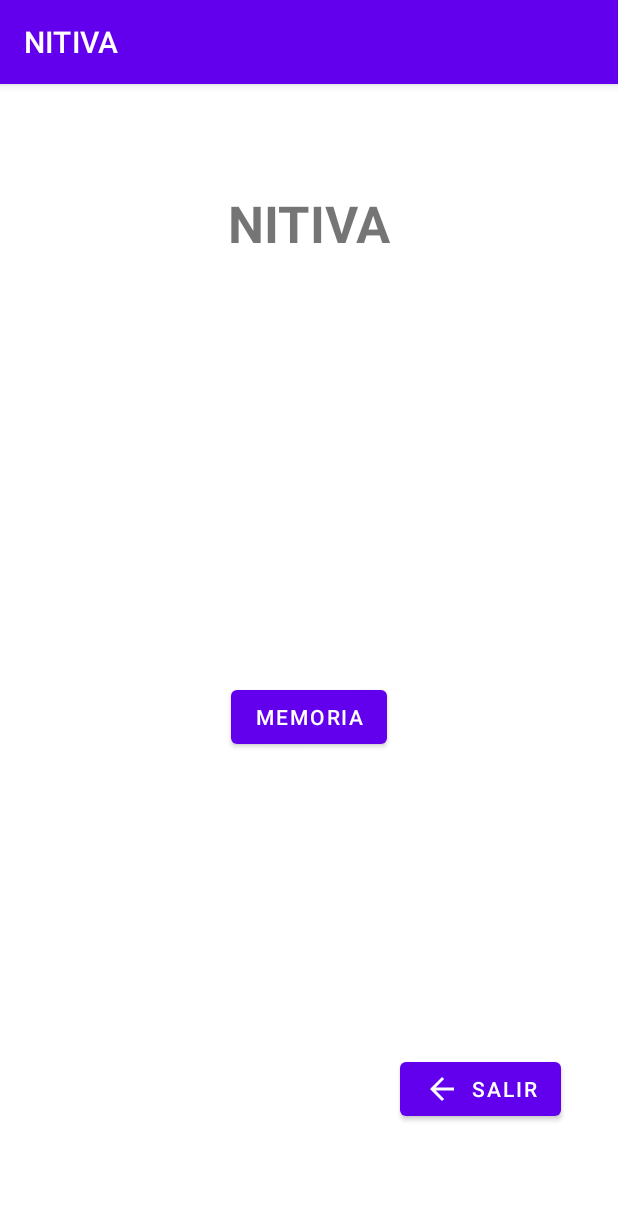
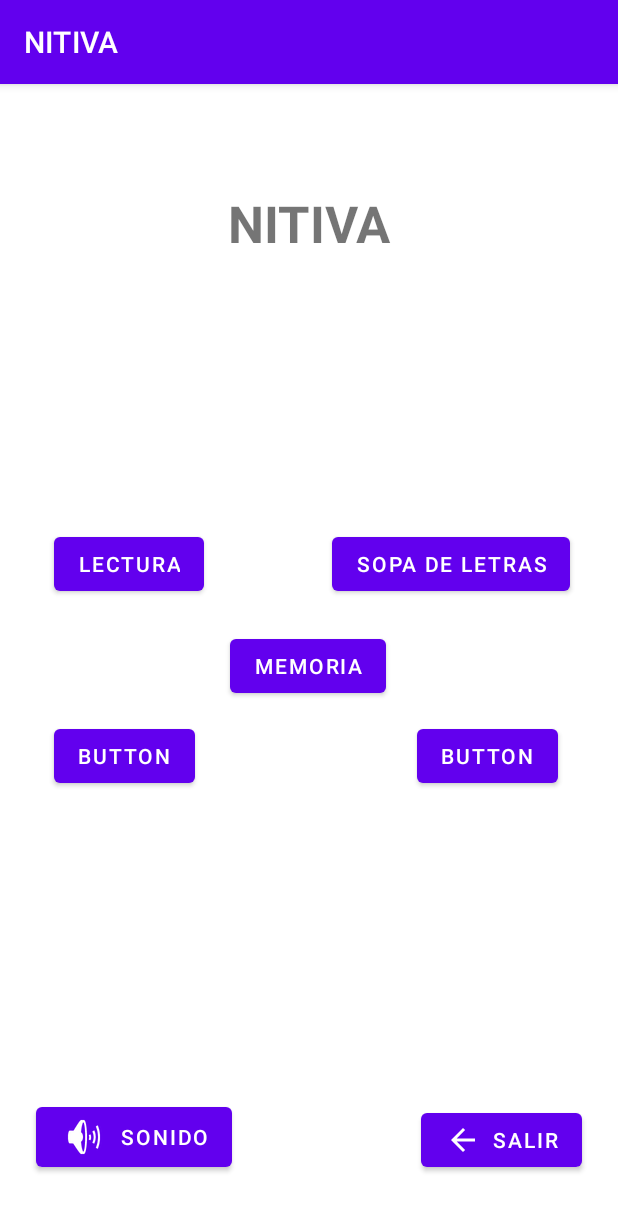
Before and after one commit to Braulio08/NITIVA, an Android app: the screen it shows after launch (MainActivity), on a phone screen of 412 x 824 dp. Shown: the top 1211 px of the screen. Run offline under Robolectric (Android 15) with nearby library versions, the phone set to English and light mode, and no system bars.

Commit message:
Adición y aliniamiento de nuevos botones

```diff
--- a/app/src/main/res/layout/activity_main.xml
+++ b/app/src/main/res/layout/activity_main.xml
@@ -7,7 +7,7 @@
     tools:context=".MainActivity">
 
     <TextView
-        android:id="@+id/textView"
+        android:id="@+id/txtTitle"
         android:layout_width="wrap_content"
         android:layout_height="wrap_content"
         android:layout_marginTop="70dp"
@@ -19,11 +19,11 @@
         app:layout_constraintTop_toTopOf="parent" />
 
     <Button
-        android:id="@+id/button"
+        android:id="@+id/btnClose"
         android:layout_width="wrap_content"
         android:layout_height="wrap_content"
-        android:layout_marginEnd="38dp"
-        android:layout_marginBottom="74dp"
+        android:layout_marginEnd="24dp"
+        android:layout_marginBottom="40dp"
         android:text="Salir"
         app:icon="?attr/actionModeCloseDrawable"
         app:layout_constraintBottom_toBottomOf="parent"
@@ -33,9 +33,66 @@
         android:id="@+id/btnMemory"
         android:layout_width="wrap_content"
         android:layout_height="wrap_content"
-        android:layout_marginBottom="322dp"
+        android:layout_marginBottom="356dp"
         android:text="Memoria"
         app:layout_constraintBottom_toBottomOf="parent"
         app:layout_constraintEnd_toEndOf="parent"
+        app:layout_constraintHorizontal_bias="0.498"
         app:layout_constraintStart_toStartOf="parent" />
+
+    <Button
+        android:id="@+id/button5"
+        android:layout_width="wrap_content"
+        android:layout_height="wrap_content"
+        android:layout_marginStart="36dp"
+        android:layout_marginTop="12dp"
+        android:text="Button"
+        app:layout_constraintStart_toStartOf="parent"
+        app:layout_constraintTop_toBottomOf="@+id/btnMemory" />
+
+    <Button
+        android:id="@+id/button6"
+        android:layout_width="wrap_content"
+        android:layout_height="wrap_content"
+        android:layout_marginTop="12dp"
+        android:layout_marginEnd="40dp"
+        android:text="Button"
+        app:layout_constraintEnd_toEndOf="parent"
+        app:layout_constraintTop_toBottomOf="@+id/btnMemory" />
+
+    <Button
+        android:id="@+id/btnLectura"
+        android:layout_width="wrap_content"
+        android:layout_height="wrap_content"
+        android:layout_marginStart="36dp"
+        android:layout_marginBottom="20dp"
+        android:text="Lectura"
+        app:layout_constraintBottom_toTopOf="@+id/btnMemory"
+        app:layout_constraintStart_toStartOf="parent" />
+
+    <Button
+        android:id="@+id/btnWordSeach"
+        android:layout_width="wrap_content"
+        android:layout_height="wrap_content"
+        android:layout_marginEnd="32dp"
+        android:layout_marginBottom="20dp"
+        android:text="Sopa de Letras"
+        app:layout_constraintBottom_toTopOf="@+id/btnMemory"
+        app:layout_constraintEnd_toEndOf="parent" />
+
+    <Button
+        android:id="@+id/btnSound"
+        android:layout_width="wrap_content"
+        android:layout_height="wrap_content"
+        android:layout_marginStart="24dp"
+        android:layout_marginEnd="167dp"
+        android:layout_marginBottom="40dp"
+        android:text="Sonido"
+        app:icon="@android:drawable/ic_lock_silent_mode_off"
+        app:layout_constraintBottom_toBottomOf="parent"
+        app:layout_constraintEnd_toStartOf="@+id/btnClose"
+        app:layout_constraintHorizontal_bias="0.0"
+        app:layout_constraintStart_toStartOf="parent"
+        tools:ignore="SpeakableTextPresentCheck" />
+
 </androidx.constraintlayout.widget.ConstraintLayout>
```
